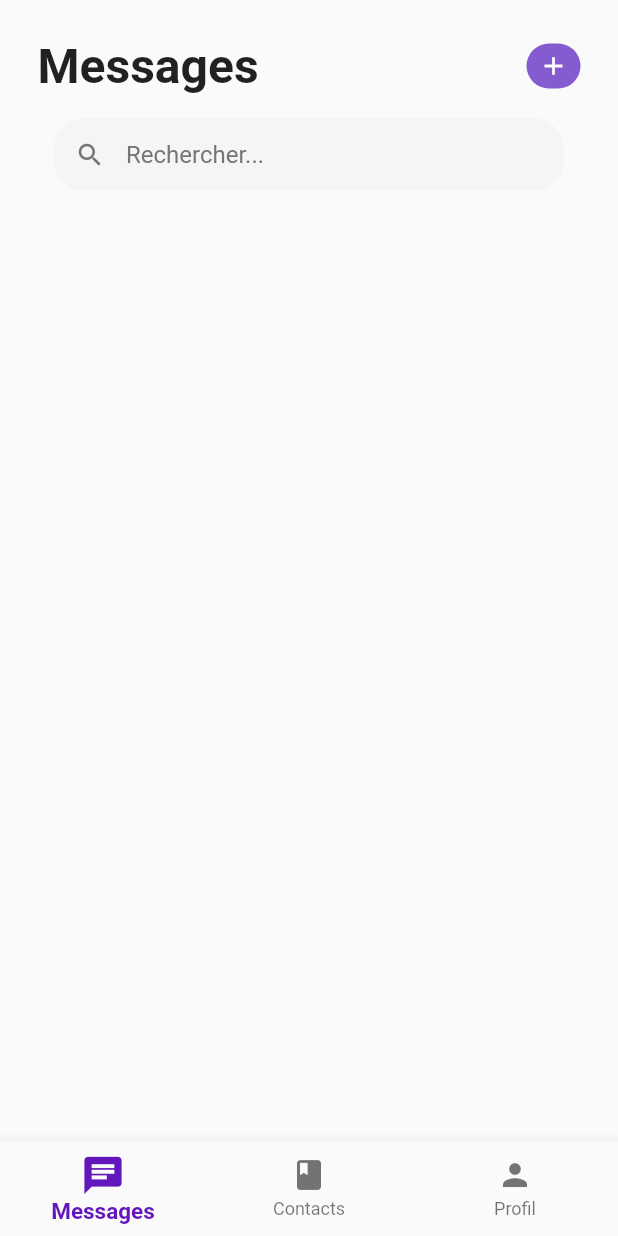
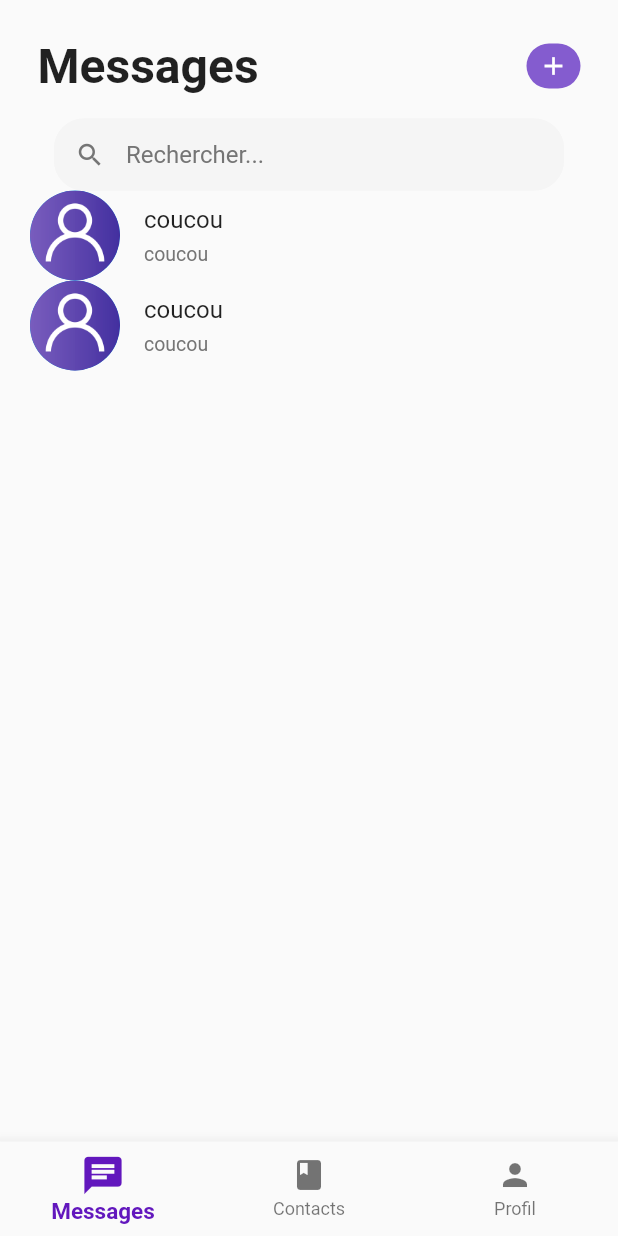
Before and after one commit to DamienDrozd/Dev-Mobile, a Flutter app: the messenger screen opened directly, on a phone screen of 412 x 824 dp. Run offline on Flutter 3.47's test engine with Material 2 defaults, Android fonts, the phone set to English and light mode, and no system bars; our stand-ins replace cloud_firestore, file_picker, firebase_auth, firebase_core, firebase_storage; accounts and stored records are empty.

Commit message:
Update Messenger

```diff
--- a/lib/messenger.dart
+++ b/lib/messenger.dart
@@ -122,7 +122,78 @@ class messengerState extends State<messenger> {
                 ),
               ),
             ),
-            Column()
+            Column(children: [
+              Row(
+                children: [
+                  CircleAvatar(
+                    backgroundImage: AssetImage("assets/img/icon/user.png"),
+                    maxRadius: 30,
+                  ),
+                  SizedBox(
+                    width: 16,
+                  ),
+                  Expanded(
+                    child: Container(
+                      color: Colors.transparent,
+                      child: Column(
+                        crossAxisAlignment: CrossAxisAlignment.start,
+                        children: <Widget>[
+                          Text(
+                            "coucou",
+                            style: TextStyle(fontSize: 16),
+                          ),
+                          SizedBox(
+                            height: 6,
+                          ),
+                          Text(
+                            "coucou",
+                            style: TextStyle(
+                              fontSize: 13,
+                              color: Colors.grey.shade600,
+                            ),
+                          ),
+                        ],
+                      ),
+                    ),
+                  ),
+                ],
+              ),
+              Row(
+                children: [
+                  CircleAvatar(
+                    backgroundImage: AssetImage("assets/img/icon/user.png"),
+                    maxRadius: 30,
+                  ),
+                  SizedBox(
+                    width: 16,
+                  ),
+                  Expanded(
+                    child: Container(
+                      color: Colors.transparent,
+                      child: Column(
+                        crossAxisAlignment: CrossAxisAlignment.start,
+                        children: <Widget>[
+                          Text(
+                            "coucou",
+                            style: TextStyle(fontSize: 16),
+                          ),
+                          SizedBox(
+                            height: 6,
+                          ),
+                          Text(
+                            "coucou",
+                            style: TextStyle(
+                              fontSize: 13,
+                              color: Colors.grey.shade600,
+                            ),
+                          ),
+                        ],
+                      ),
+                    ),
+                  ),
+                ],
+              ),
+            ]),
           ],
         ),
       ),
```
